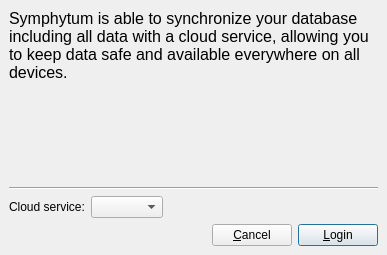
Old version of the form ui/syncconfigdialog.ui in the repository giowck/symphytum.
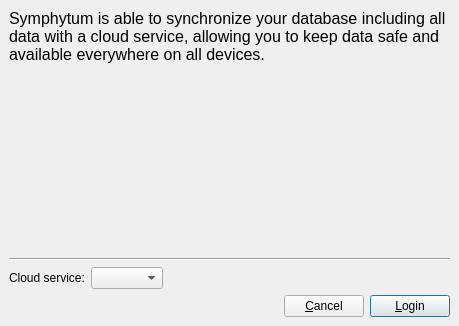
New version of the form.

The edit to the form file:
```diff
--- a/ui/syncconfigdialog.ui
+++ b/ui/syncconfigdialog.ui
@@ -9,8 +9,8 @@
    <rect>
     <x>0</x>
     <y>0</y>
-    <width>387</width>
-    <height>255</height>
+    <width>459</width>
+    <height>326</height>
    </rect>
   </property>
   <property name="windowTitle">
```
